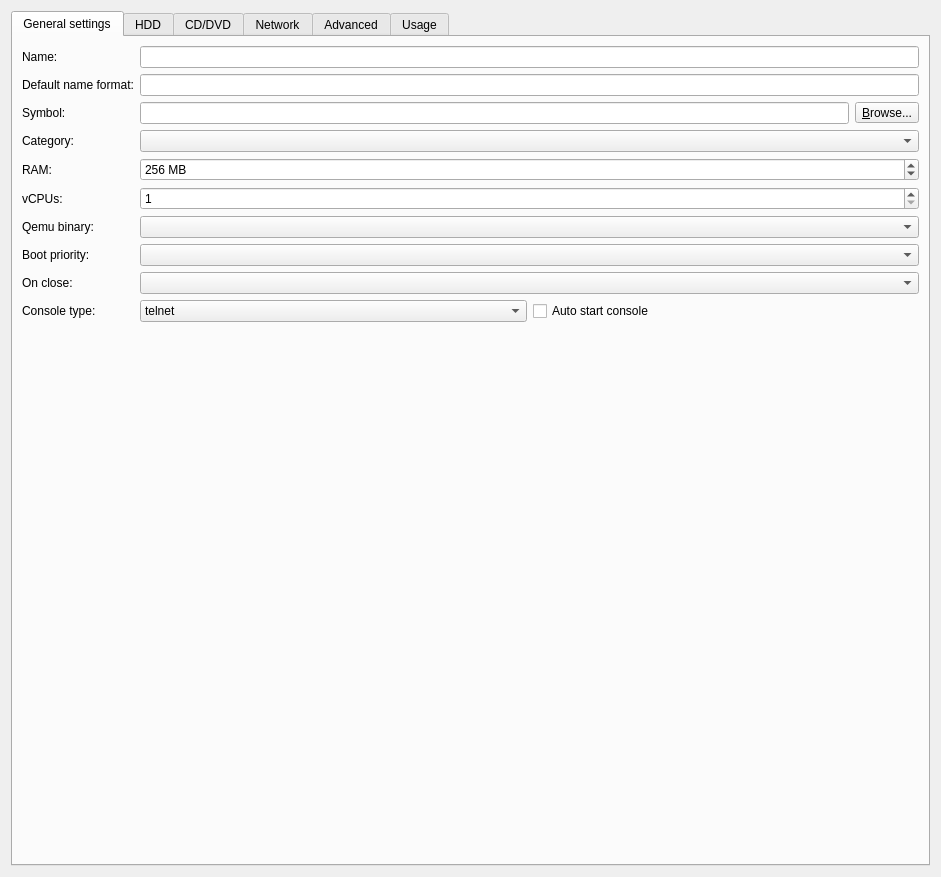
Above: gns3/modules/qemu/ui/qemu_vm_configuration_page.ui from GNS3/gns3-gui before the change. Below: the same form after it.
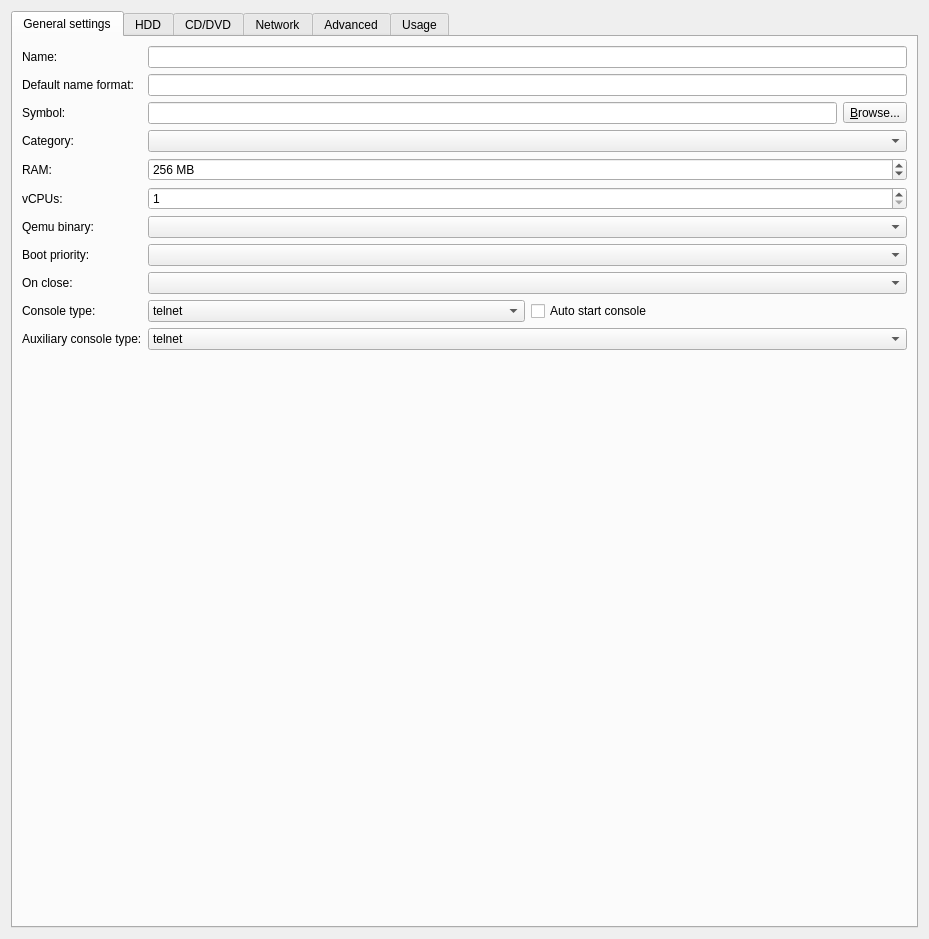
That is the form after the change.

Commit message: Auxiliary console support for Qemu. Ref #2873 Improvements for auxiliary console support for Docker and Dynamips.

```diff
--- a/gns3/modules/qemu/ui/qemu_vm_configuration_page.ui
+++ b/gns3/modules/qemu/ui/qemu_vm_configuration_page.ui
@@ -6,8 +6,8 @@
    <rect>
     <x>0</x>
     <y>0</y>
-    <width>941</width>
-    <height>877</height>
+    <width>929</width>
+    <height>939</height>
    </rect>
   </property>
   <property name="windowTitle">
@@ -202,7 +202,7 @@
          </item>
         </layout>
        </item>
-       <item row="10" column="1">
+       <item row="11" column="1">
         <spacer name="spacer">
          <property name="orientation">
           <enum>Qt::Vertical</enum>
@@ -215,6 +215,42 @@
          </property>
         </spacer>
        </item>
+       <item row="10" column="0">
+        <widget class="QLabel" name="uiAuxTypeLabel">
+         <property name="text">
+          <string>Auxiliary console type:</string>
+         </property>
+        </widget>
+       </item>
+       <item row="10" column="1">
+        <widget class="QComboBox" name="uiAuxTypeComboBox">
+         <item>
+          <property name="text">
+           <string>telnet</string>
+          </property>
+         </item>
+         <item>
+          <property name="text">
+           <string>vnc</string>
+          </property>
+         </item>
+         <item>
+          <property name="text">
+           <string>spice</string>
+          </property>
+         </item>
+         <item>
+          <property name="text">
+           <string>spice+agent</string>
+          </property>
+         </item>
+         <item>
+          <property name="text">
+           <string>none</string>
+          </property>
+         </item>
+        </widget>
+       </item>
       </layout>
      </widget>
      <widget class="QWidget" name="uiHddTab">
```
Left out of the diff: 11 changed lines with no effect on the pictures. The commit also changes 18 other files.
